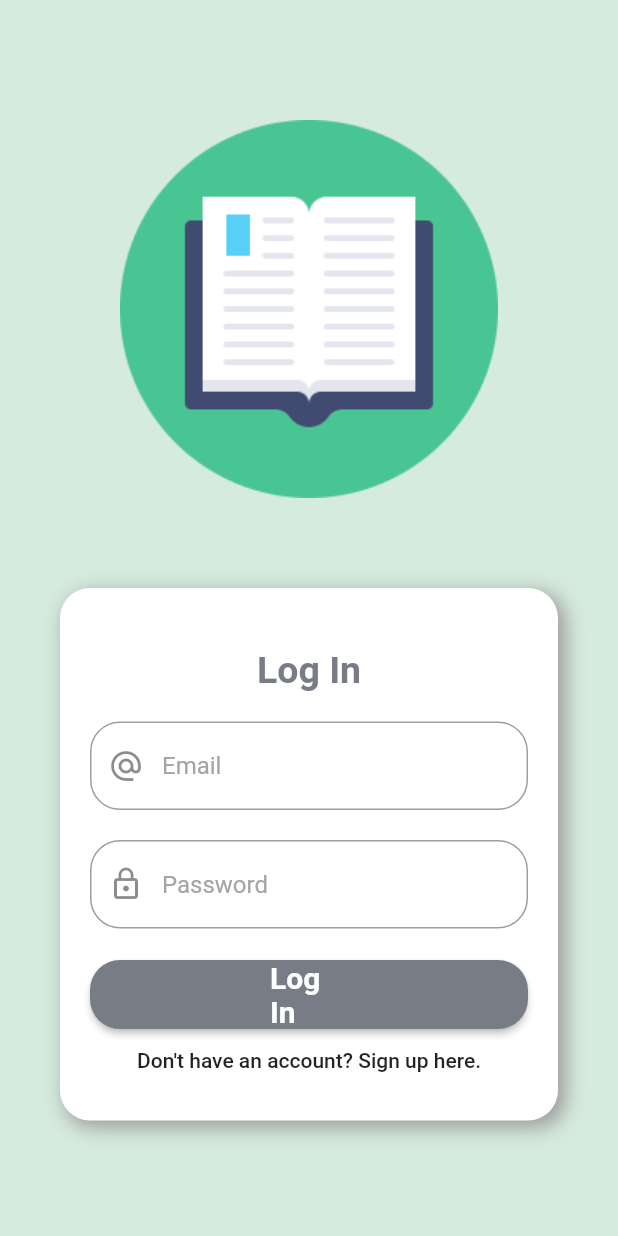
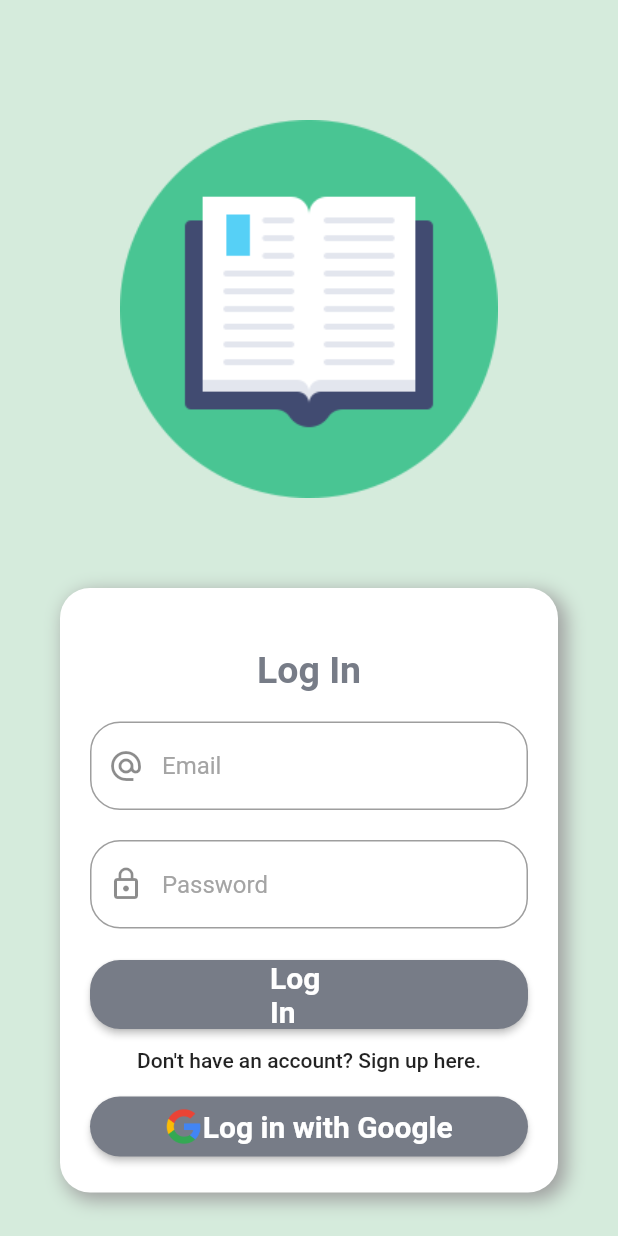
Before and after one commit to nerdynikhil/bookclub, a Flutter app: the screen it shows after launch, on a phone screen of 412 x 824 dp. Run offline on Flutter 3.47's test engine with Material 2 defaults, Android fonts, the phone set to English and light mode, and no system bars; our stand-ins replace firebase_auth, google_sign_in; accounts and stored records are empty.

Commit message:
set up firebase

```diff
--- a/book_club/lib/screens/login/localwidgets/loginForm.dart
+++ b/book_club/lib/screens/login/localwidgets/loginForm.dart
@@ -4,6 +4,11 @@ import 'package:book_club/states/currentUser.dart';
 import 'package:flutter/material.dart';
 import 'package:book_club/widgets/ourContainer.dart';
 import 'package:provider/provider.dart';
+
+enum LoginType{
+  email, google
+}
+
 
 class OurLoginForm extends StatefulWidget {
   @override
@@ -80,7 +85,22 @@ class _OurLoginFormState extends State<OurLoginForm> {
                           onPressed: () {
                             Navigator.of(context).push(MaterialPageRoute(builder: (context) => OurSignup(),));
                            },
-                          child:Text("Don't have an account? Sign up here."),)
+                          child:Text("Don't have an account? Sign up here."),),
+                          RaisedButton(
+            onPressed: () {
+
+                           },
+                          child: Row(
+                            mainAxisAlignment: MainAxisAlignment.center,
+                            children: <Widget>[
+                              Image.asset("assets/glogo.png", height: 25,),
+                              Text("Log in with Google", style: TextStyle(color: Colors.white,
+                              fontWeight: FontWeight.bold,
+                              fontSize: 20),),
+                            ],
+                          ),
+                        )
+
                       ],
                     ),
 
--- a/book_club/pubspec.yaml
+++ b/book_club/pubspec.yaml
@@ -25,6 +25,7 @@ dependencies:
     sdk: flutter
   firebase_auth:
   provider:
+  google_sign_in:
 
 
   # The following adds the Cupertino Icons font to your application.
@@ -49,6 +50,7 @@ flutter:
   # To add assets to your application, add an assets section, like this:
   assets:
     - assets/logo.png
+    - assets/glogo.png
 
   # An image asset can refer to one or more resolution-specific "variants", see
   # https://flutter.dev/assets-and-images/#resolution-aware.
```
Also changed, not shown: book_club/lib/states/currentUser.dart (+31 -0 lines), book_club/assets/glogo.png (added), book_club/pubspec.lock, 1 other file.
